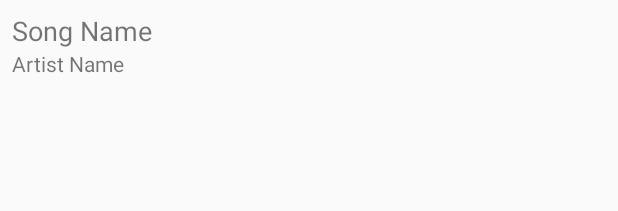
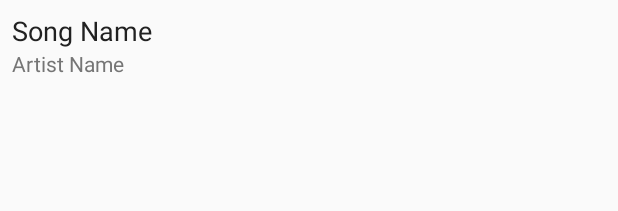
Before and after one commit to TheurgicDuke771/Medios_Original, an Android app: the layout songs_layout.xml on its own in the app's theme, with its tools: preview values and no code run, on a phone screen of 412 x 824 dp. Shown: the top 211 px of the screen. Run offline under Robolectric (Android 15) with nearby library versions, the light colour scheme and no system bars.

Commit message:
Style Changes
- Add primary and secondary text colours
- Add attributes to show the song and the artist names in single lines in the main activity

```diff
--- a/app/src/main/res/layout/songs_layout.xml
+++ b/app/src/main/res/layout/songs_layout.xml
@@ -9,13 +9,19 @@
         android:id="@+id/songName"
         android:layout_width="wrap_content"
         android:layout_height="wrap_content"
+        android:ellipsize="end"
+        android:maxLines="1"
         android:text="@string/song_name"
+        android:textColor="@color/textColorPrimary"
         android:textSize="18sp" />
 
     <TextView
         android:id="@+id/artistName"
         android:layout_width="wrap_content"
         android:layout_height="wrap_content"
-        android:text="@string/artist_name" />
+        android:ellipsize="end"
+        android:maxLines="1"
+        android:text="@string/artist_name"
+        android:textColor="@color/textColorSecondary"/>
 
 </LinearLayout>
--- a/app/src/main/res/values/colors.xml
+++ b/app/src/main/res/values/colors.xml
@@ -4,6 +4,8 @@
     <color name="colorPrimaryDark">#689f38</color>
     <color name="colorPrimaryLight">#dcedc8</color>
     <color name="colorAccent">#607d8b</color>
+    <color name="textColorPrimary">#212121</color>
+    <color name="textColorSecondary">#757575</color>
 
     <color name="first_slide_background">#8bc34a</color>
     <color name="first_slide_buttons">#8bc34a</color>
```
